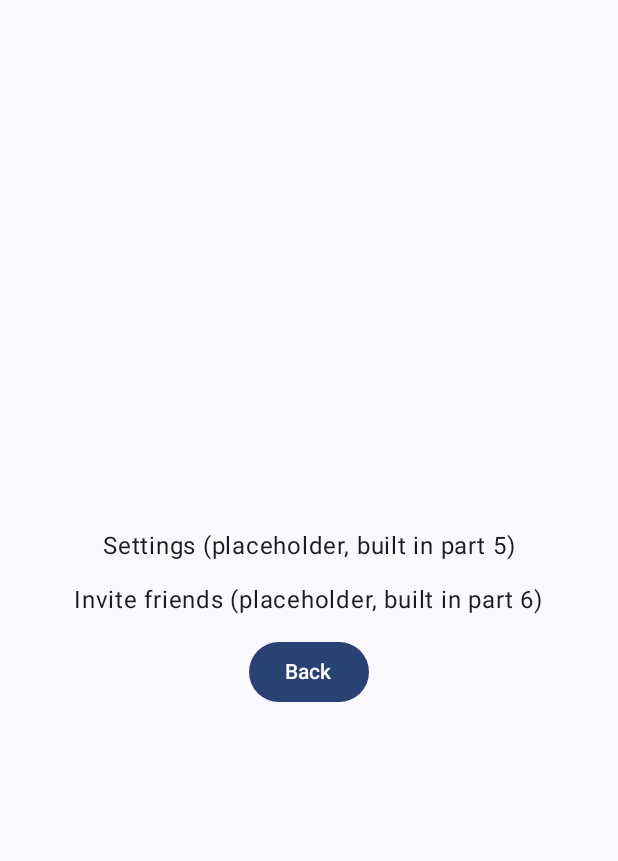
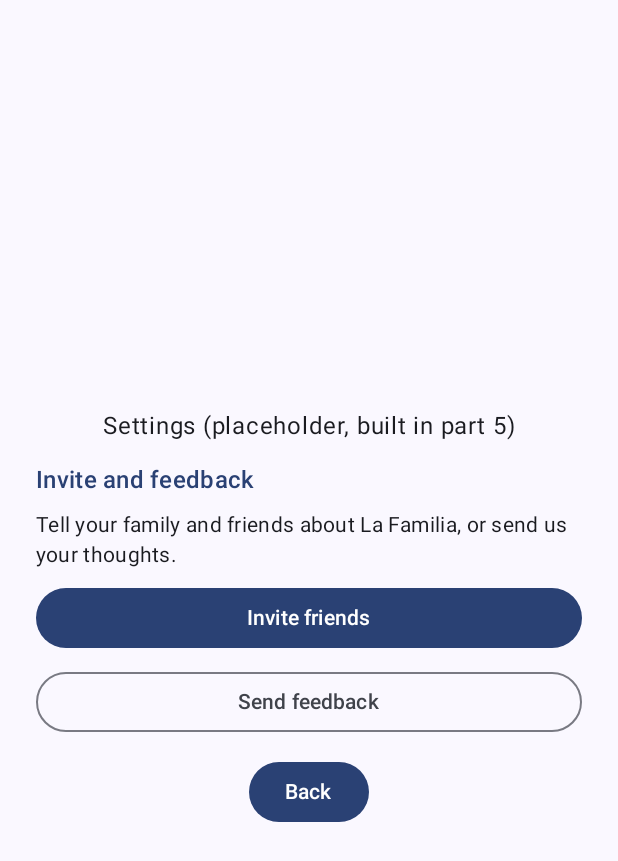
Before and after one commit to Abdoz3210/MC_Project, an Android app built with Jetpack Compose: the SettingsScreen screen opened through its navigation route, on a phone screen of 412 x 824 dp. Shown: the top 861 px of the screen. Run offline under Robolectric (Android 15) with nearby library versions, the phone set to English and light mode, and no system bars; our stand-ins replace Firebase (no records; nobody signed in at launch, a user with empty details on screens opened directly).

Commit message:
feat: invite and feedback section using implicit Intents

```diff
--- a/app/src/main/java/com/lafamilia/app/ui/invite/InviteSection.kt
+++ b/app/src/main/java/com/lafamilia/app/ui/invite/InviteSection.kt
@@ -1,14 +1,57 @@
 package com.lafamilia.app.ui.invite
 
+import android.os.Build
+import android.widget.Toast
+import androidx.compose.foundation.layout.Arrangement
+import androidx.compose.foundation.layout.Column
+import androidx.compose.foundation.layout.fillMaxWidth
+import androidx.compose.material3.Button
+import androidx.compose.material3.MaterialTheme
+import androidx.compose.material3.OutlinedButton
 import androidx.compose.material3.Text
 import androidx.compose.runtime.Composable
 import androidx.compose.ui.Modifier
+import androidx.compose.ui.platform.LocalContext
+import androidx.compose.ui.res.stringResource
+import androidx.compose.ui.unit.dp
+import com.lafamilia.app.AppGraph
+import com.lafamilia.app.R
+import com.lafamilia.app.util.IntentHelper
+import com.lafamilia.app.util.InviteText
 
-/**
- * PLACEHOLDER from part 1 so the app compiles.
- * Part 6 (Intent sharing) replaces this whole file with the real "invite friends" section.
- */
+/** "Invite friends" and "Send feedback" buttons. Both launch other apps through Intents. */
 @Composable
 fun InviteSection(modifier: Modifier = Modifier) {
-    Text("Invite friends (placeholder, built in part 6)", modifier = modifier)
+    val context = LocalContext.current
+    val appName = stringResource(R.string.app_name)
+    val chooserTitle = stringResource(R.string.invite_chooser_title)
+    val noApp = stringResource(R.string.invite_no_app)
+
+    Column(modifier = modifier.fillMaxWidth(), verticalArrangement = Arrangement.spacedBy(8.dp)) {
+        Text(stringResource(R.string.invite_title), style = MaterialTheme.typography.titleMedium, color = MaterialTheme.colorScheme.primary)
+        Text(stringResource(R.string.invite_body), style = MaterialTheme.typography.bodyMedium)
+
+        Button(
+            onClick = {
+                val text = InviteText.invitation(appName, AppGraph.authRepository.displayName)
+                if (!IntentHelper.shareText(context, chooserTitle, text)) {
+                    Toast.makeText(context, noApp, Toast.LENGTH_SHORT).show()
+                }
+            },
+            modifier = Modifier.fillMaxWidth()
+        ) { Text(stringResource(R.string.invite_button)) }
+
+        OutlinedButton(
+            onClick = {
+                val sent = IntentHelper.sendEmail(
+                    context = context,
+                    address = InviteText.FEEDBACK_EMAIL,
+                    subject = InviteText.feedbackSubject(appName),
+                    body = InviteText.feedbackBody("1.0", Build.VERSION.SDK_INT)
+                )
+                if (!sent) Toast.makeText(context, noApp, Toast.LENGTH_SHORT).show()
+            },
+            modifier = Modifier.fillMaxWidth()
+        ) { Text(stringResource(R.string.invite_feedback_button)) }
+    }
 }
--- /dev/null
+++ b/app/src/main/res/values/strings_invite.xml
@@ -0,0 +1,9 @@
+<?xml version="1.0" encoding="utf-8"?>
+<resources>
+    <string name="invite_title">Invite and feedback</string>
+    <string name="invite_body">Tell your family and friends about La Familia, or send us your thoughts.</string>
+    <string name="invite_button">Invite friends</string>
+    <string name="invite_feedback_button">Send feedback</string>
+    <string name="invite_chooser_title">Invite with</string>
+    <string name="invite_no_app">No app found to do that</string>
+</resources>
```
Also changed, not shown: 1 other file.
